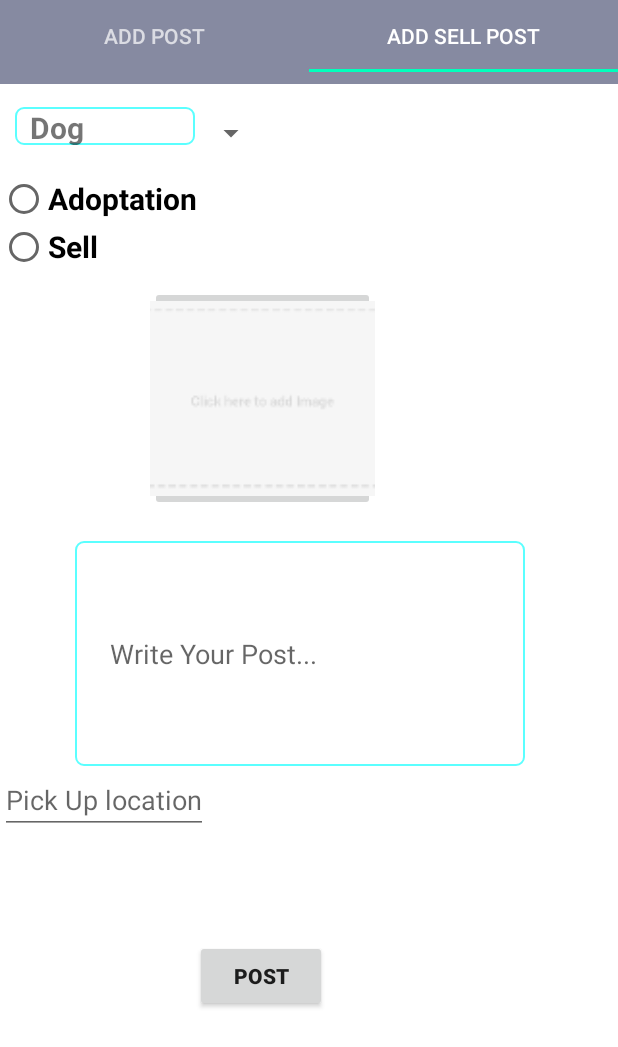
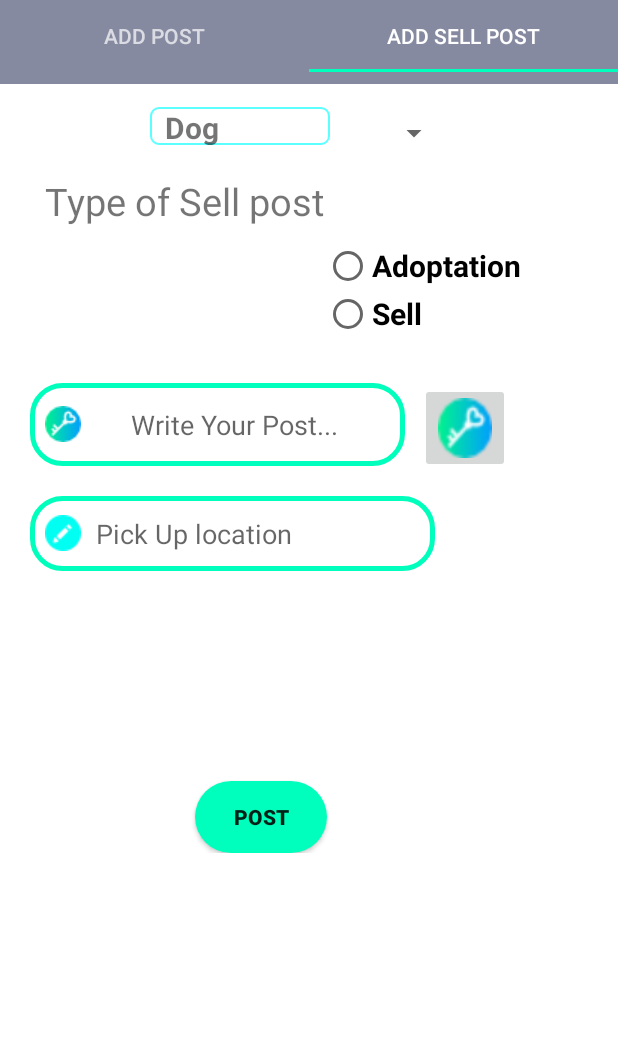
Before and after one commit to CosmicBeing09/Android_Project_250, an Android app: the normal_post_fragmant screen opened directly, with no data from a screen before it, tab 2 chosen, on a phone screen of 412 x 824 dp. Shown: the top 1047 px of the screen. Run offline under Robolectric (Android 15) with nearby library versions, the phone set to English and light mode, and no system bars; our stand-ins replace Firebase (no records; nobody signed in at launch, a user with empty details on screens opened directly); pictures from the network do not load; 2 statements that could not run were skipped.

Commit message:
overview added
overview added

Co-Authored-By: cosmicbeing09 <cosmicbeing09@users.noreply.github.com>

```diff
--- a/Hobbies/app/src/main/java/com/example/raihan/hobbies/user_profile.java
+++ b/Hobbies/app/src/main/java/com/example/raihan/hobbies/user_profile.java
@@ -69,7 +69,7 @@ public class user_profile extends Fragment {
             @Override
             public void onDataChange(DataSnapshot dataSnapshot) {
                 pn = dataSnapshot.getValue(profile_info.class);
-               Picasso.get().load(pn.getRegister_ImageUri()).into(circleImageView);
+                Picasso.get().load(pn.getRegister_ImageUri()).into(circleImageView);
                 name.setText(pn.getRegister_name());
                 address.setText(pn.getAddress());
                 phone_no.setText(pn.getPhone_no());
--- /dev/null
+++ b/Hobbies/app/src/main/res/drawable-v21/rounded_button.xml
@@ -0,0 +1,7 @@
+<?xml version="1.0" encoding="utf-8"?>
+<shape xmlns:android="http://schemas.android.com/apk/res/android"
+    android:shape="rectangle">
+
+    <solid android:color="@color/colorAccent"/>
+    <corners android:radius="130dp"/>
+</shape>
--- /dev/null
+++ b/Hobbies/app/src/main/res/drawable/custom_view.xml
@@ -0,0 +1,6 @@
+<?xml version="1.0" encoding="utf-8"?>
+<shape xmlns:android="http://schemas.android.com/apk/res/android"
+    android:shape="rectangle">
+    <solid android:color="@color/colorAccent"/>
+    <corners android:radius="30dp"/>
+</shape>
--- /dev/null
+++ b/Hobbies/app/src/main/res/drawable/edit_text_post.xml
@@ -0,0 +1,8 @@
+<?xml version="1.0" encoding="utf-8"?>
+<shape xmlns:android="http://schemas.android.com/apk/res/android"
+    android:shape="rectangle">
+    <solid android:color="@color/white"/>
+    <corners android:radius="20dp"/>
+    <stroke android:color="@color/colorAccent"
+        android:width="3dp"/>
+</shape>
--- a/Hobbies/app/src/main/res/layout/activity_register.xml
+++ b/Hobbies/app/src/main/res/layout/activity_register.xml
@@ -108,7 +108,7 @@
             android:inputType="textEmailAddress"
             android:maxLines="1"
             android:background="@drawable/edit_round_button"
-            android:drawableLeft="@drawable/phone_register"
+            android:drawableLeft="@drawable/occupation"
             android:padding="5dp"
             android:drawablePadding="15dp"/>
         <!--android:textColor="@android:color/white" />-->
--- a/Hobbies/app/src/main/res/layout/sell_post.xml
+++ b/Hobbies/app/src/main/res/layout/sell_post.xml
@@ -1,6 +1,7 @@
 <?xml version="1.0" encoding="utf-8"?>
 <RelativeLayout
-    xmlns:android="http://schemas.android.com/apk/res/android" android:layout_width="match_parent"
+    xmlns:android="http://schemas.android.com/apk/res/android"
+    android:layout_width="match_parent"
     android:layout_height="match_parent"
     >
 
@@ -8,8 +9,13 @@
         android:id="@+id/normal_post_fragment"
         android:layout_width="match_parent"
         android:layout_height="match_parent"
-        android:background="@android:color/white"
+        android:background="@color/white"
         >
+        <!--<View-->
+            <!--android:layout_width="380dp"-->
+            <!--android:layout_height="60dp"-->
+            <!--android:background="@color/colorAccent"-->
+            <!--/>-->
 
         <ScrollView
             android:layout_width="match_parent"
@@ -18,23 +24,40 @@
                 android:layout_width="match_parent"
                 android:layout_height="match_parent">
 
+                <RelativeLayout
+                    android:layout_width="match_parent"
+                    android:layout_height="wrap_content"
+                    android:background="@color/colorAccent">
+
+
+                </RelativeLayout>
                 <Spinner
                     android:id="@+id/pet_type"
-                    android:layout_width="wrap_content"
-                    android:layout_height="wrap_content"
+                    android:layout_width="200dp"
+                    android:layout_height="35dp"
                     android:autofillHints="Pet Type"
                     android:layout_marginTop="15dp"
-                    android:layout_marginLeft="10dp"
+                    android:layout_marginLeft="100dp"
                     >
 
                 </Spinner>
 
+                <TextView
+                    android:layout_marginLeft="30dp"
+                    android:textSize="25dp"
+                    android:id="@+id/sell_type_text_ID"
+                    android:layout_width="wrap_content"
+                    android:layout_height="wrap_content"
+                    android:text="Type of Sell post"
+                    android:layout_below="@+id/pet_type"
+                    android:layout_marginTop="10dp"/>
                 <RadioGroup
                     android:id="@+id/radio_group"
-                    android:layout_below="@+id/pet_type"
+                    android:layout_below="@+id/sell_type_text_ID"
                     android:layout_marginTop="10dp"
                     android:layout_width="wrap_content"
-                    android:layout_height="wrap_content">
+                    android:layout_height="wrap_content"
+                    android:layout_toRightOf="@+id/sell_type_text_ID">
 
                 <RadioButton
                     android:id="@+id/adpotationRadio"
@@ -58,52 +81,65 @@
                 </RadioGroup>
 
                 <ImageButton
-
                     android:id="@+id/Sale_Image"
+                    android:layout_toRightOf="@+id/Sellpos_tEditText"
                     android:layout_below="@+id/radio_group"
-                    android:layout_marginTop="10dp"
-                    android:layout_width="150dp"
-                    android:layout_height="150dp"
+                    android:layout_marginTop="30dp"
+                    android:layout_width="60dp"
+                    android:layout_height="60dp"
                     android:layout_marginBottom="10dp"
-                    android:layout_marginLeft="100dp"
-                    android:src="@mipmap/add_btn"
+                    android:layout_marginLeft="10dp"
+                    android:src="@drawable/key"
                     android:adjustViewBounds="true"
-                    android:scaleType="centerCrop"
+                    android:scaleType="fitXY"
                     />
                 <EditText
-                    android:layout_marginTop="10dp"
-                    android:layout_width="300dp"
-                    android:layout_height="150dp"
-                    android:layout_marginLeft="50dp"
+                    android:layout_marginTop="30dp"
+                    android:layout_width="250dp"
+                    android:layout_height="55dp"
+                    android:layout_marginLeft="20dp"
                     android:id="@+id/Sellpos_tEditText"
-                    android:layout_below="@+id/Sale_Image"
+                    android:layout_below="@+id/radio_group"
                     android:hint="     Write Your Post..."
-                    android:background="@drawable/bound_background"
+                    android:drawablePadding="10dp"
+                    android:padding="10dp"
+                    android:drawableLeft="@drawable/key"
+                    android:background="@drawable/edit_text_post"
                     android:inputType="text"
                     />
 
 
                 <EditText
+                    android:layout_marginTop="20dp"
+                    android:layout_marginLeft="20dp"
+                    android:drawablePadding="10dp"
+                    android:drawableLeft="@drawable/pencil"
+                    android:padding="10dp"
+                    android:background="@drawable/edit_text_post"
                     android:id="@+id/pickUp_location"
-                    android:layout_width="wrap_content"
-                    android:layout_height="wrap_content"
+                    android:layout_width="270dp"
+                    android:layout_height="50dp"
                     android:hint="Pick Up location"
                     android:layout_below="@+id/Sellpos_tEditText"
                     android:inputType="text"
                     />
 
                 <EditText
+                    android:padding="10dp"
+                    android:background="@drawable/edit_text_post"
+                    android:layout_marginTop="20dp"
+                    android:layout_width="270dp"
+                    android:layout_height="50dp"
+                    android:layout_marginLeft="20dp"
                     android:id="@+id/price"
-                    android:layout_width="wrap_content"
-                    android:layout_height="wrap_content"
-                    android:hint="Price"
+                    android:hint="  Price"
                     android:layout_below="@+id/pickUp_location"
                     android:visibility="invisible"
-
                     />
 
                 <Button
-                    android:layout_marginTop="25dp"
+
+                    android:layout_marginTop="70dp"
                     android:layout_marginLeft="130dp"
                     android:text="Post"
                     android:textStyle="bold"
@@ -111,6 +147,7 @@
                     android:layout_width="wrap_content"
                     android:layout_height="wrap_content"
                     android:layout_below="@id/price"
+                    android:background="@drawable/rounded_button"
                     />
             </RelativeLayout>
         </ScrollView>
```
Also changed, not shown: Hobbies/app/src/main/AndroidManifest.xml (+6 -3 lines), Hobbies/app/src/main/java/com/example/raihan/hobbies/MainActivity.java (+22 -16 lines), Hobbies/app/src/main/java/com/example/raihan/hobbies/locate_user.java (+72 -46 lines), Hobbies/app/src/main/res/drawable-v21/edit_round_button.xml (added, +9 -0 lines), Hobbies/app/src/main/res/layout/activity_locate_user.xml (+8 -1 lines), Hobbies/app/src/main/res/layout/activity_login.xml (+4 -4 lines), Hobbies/app/src/main/res/layout/normal_post.xml (+13 -9 lines), Hobbies/app/src/main/res/drawable-v21/find.png (added), Hobbies/app/src/main/res/drawable-v21/occupation.png (added), Hobbies/app/src/main/res/drawable-v21/pencil.png (added), Hobbies/app/src/main/res/layout/content_main.xml (line endings or trailing spaces), Hobbies/app/src/main/res/mipmap-xxhdpi/paw4.png (added), Hobbies/app/src/main/res/mipmap-xxhdpi/user.png (added). Lines whose indentation alone changed are shown as unchanged.
